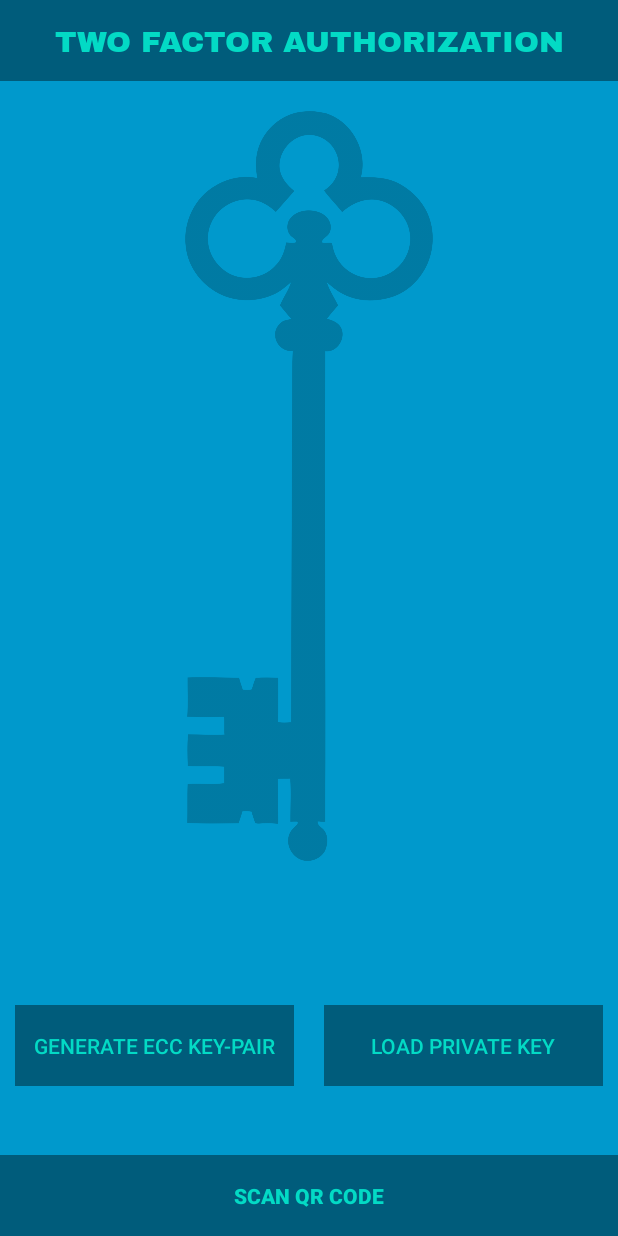
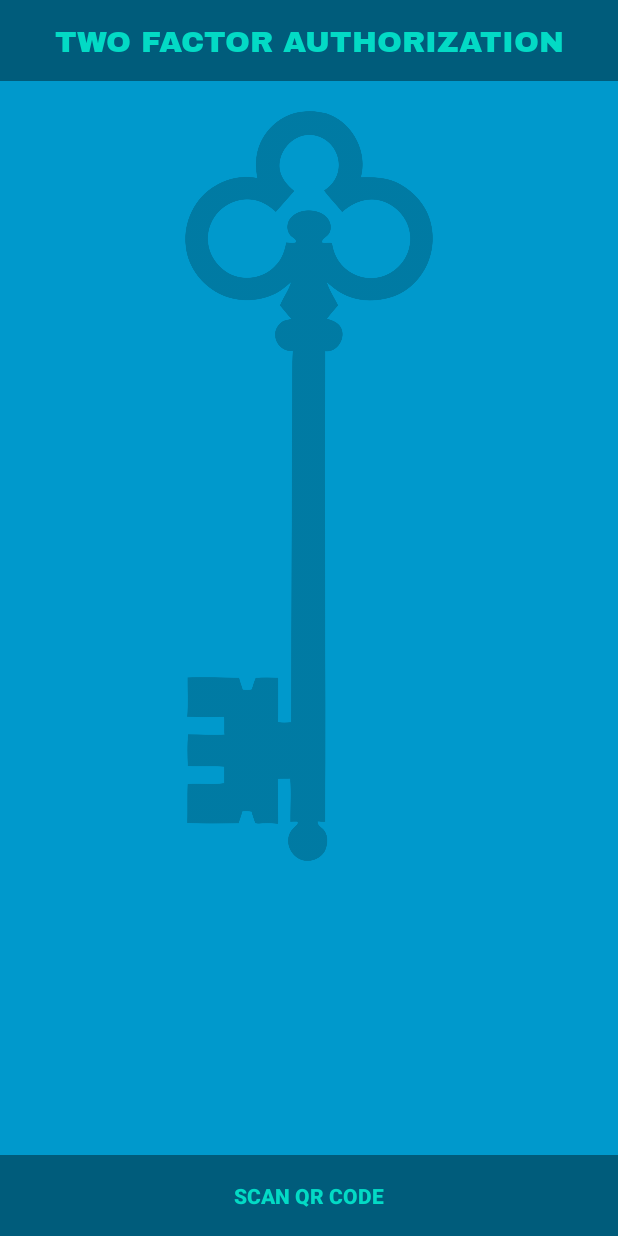
Before and after one commit to RafalKostrzynski/Two-Factor-Authentication, an Android app: the screen it shows after launch (FullscreenActivity), on a phone screen of 412 x 824 dp. Run offline under Robolectric (Android 15) with nearby library versions, the light colour scheme and no system bars; libraries missing offline, so code that uses them is left out: com.google.zxing.integration.

Commit message:
QRPayload for mobile to map
- QRPayload class for mapping
- JSON map checker method
- getQRPayloadFromString() to convert json to QRPayload class
- deleted unused buttons

```diff
--- a/mobile/app/src/main/res/layout/activity_fullscreen.xml
+++ b/mobile/app/src/main/res/layout/activity_fullscreen.xml
@@ -74,34 +74,6 @@
                       android:textSize="20sp"
                       android:layout_marginBottom="40dp"
                       android:gravity="center"/>
-
-            <LinearLayout android:id="@+id/loadKeyControls"
-                          style="?metaButtonBarStyle"
-                          android:layout_width="match_parent"
-                          android:layout_height="wrap_content"
-                          android:layout_gravity="bottom"
-                          android:orientation="horizontal">
-                <Button android:id="@+id/generate_ECC_button"
-                        android:text="@string/generate_key_pair"
-                        style="?metaButtonBarButtonStyle"
-                        android:layout_width="0dp"
-                        android:layout_height="wrap_content"
-                        android:layout_weight="1"
-                        android:layout_marginBottom="100dp"
-                        android:layout_marginLeft="10dp"
-                        android:layout_marginRight="10dp"
-                        android:background="@color/black_overlay"/>
-                <Button android:id="@+id/read_PK_button"
-                        android:text="@string/load_private_key"
-                        style="?metaButtonBarButtonStyle"
-                        android:layout_width="0dp"
-                        android:layout_height="wrap_content"
-                        android:layout_weight="1"
-                        android:layout_marginBottom="100dp"
-                        android:layout_marginLeft="10dp"
-                        android:layout_marginRight="10dp"
-                        android:background="@color/black_overlay"/>
-            </LinearLayout>
         </LinearLayout>
 
         <LinearLayout android:id="@+id/fullscreen_content_controls"
```
Also changed, not shown: mobile/app/src/main/java/pl/kostrzynski/twofactorauthentication/activity/FullscreenActivity.java (+67 -53 lines), mobile/app/src/main/java/pl/kostrzynski/twofactorauthentication/model/QRPayload.java (added, +51 -0 lines).
